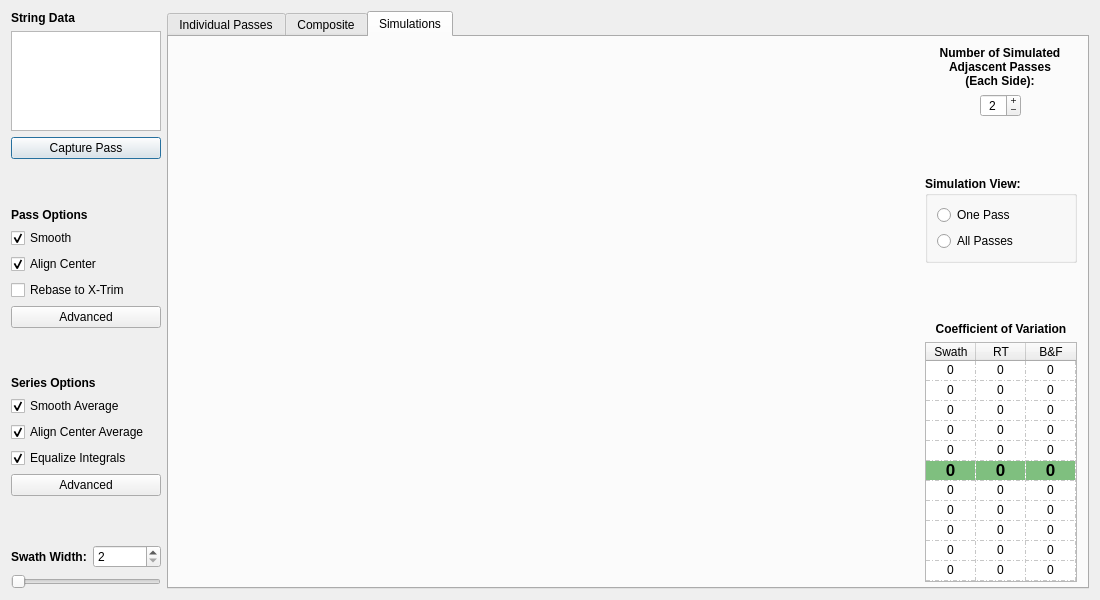
This is resources/stringMainWidget.ui in gill14/AccuPatt as Qt 5 draws it before an edit. The edited form follows.
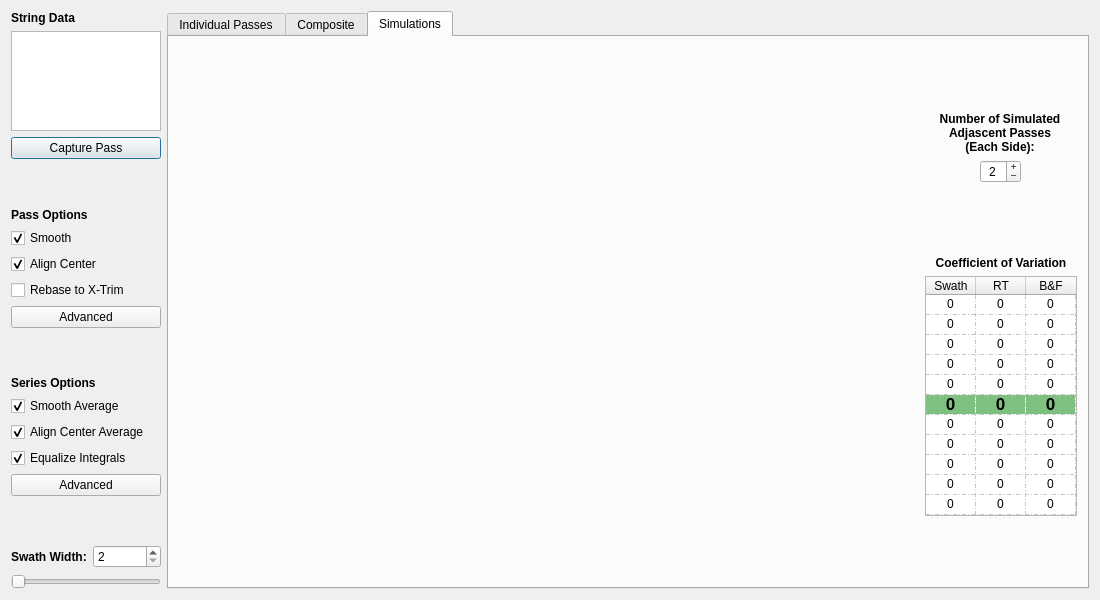
This is the edited form. The open tabs and pages were chosen to show the change. Custom widgets are drawn as their Qt base class.

What changed in the file:
```diff
--- a/resources/stringMainWidget.ui
+++ b/resources/stringMainWidget.ui
@@ -296,7 +296,7 @@
    <item>
     <widget class="QTabWidget" name="tabWidget">
      <property name="currentIndex">
-      <number>2</number>
+      <number>0</number>
      </property>
      <widget class="QWidget" name="tab">
       <attribute name="title">
@@ -410,6 +410,19 @@
        </item>
        <item>
         <layout class="QVBoxLayout" name="verticalLayout_33">
+         <item>
+          <spacer name="verticalSpacer_3">
+           <property name="orientation">
+            <enum>Qt::Vertical</enum>
+           </property>
+           <property name="sizeHint" stdset="0">
+            <size>
+             <width>20</width>
+             <height>40</height>
+            </size>
+           </property>
+          </spacer>
+         </item>
          <item>
           <widget class="QLabel" name="label_35">
            <property name="sizePolicy">
@@ -482,60 +495,6 @@
            </property>
           </widget>
          </item>
-         <item>
-          <spacer name="verticalSpacer_3">
-           <property name="orientation">
-            <enum>Qt::Vertical</enum>
-           </property>
-           <property name="sizeHint" stdset="0">
-            <size>
-             <width>20</width>
-             <height>40</height>
-            </size>
-           </property>
-          </spacer>
-         </item>
-         <item>
-          <widget class="QGroupBox" name="groupBox_3">
-           <property name="font">
-            <font>
-             <weight>75</weight>
-             <bold>true</bold>
-            </font>
-           </property>
-           <property name="title">
-            <string>Simulation View:</string>
-           </property>
-           <layout class="QVBoxLayout" name="verticalLayout_10">
-            <item>
-             <widget class="QRadioButton" name="radioButtonSimulationOne">
-              <property name="font">
-               <font>
-                <weight>50</weight>
-                <bold>false</bold>
-               </font>
-              </property>
-              <property name="text">
-               <string>One Pass</string>
-              </property>
-             </widget>
-            </item>
-            <item>
-             <widget class="QRadioButton" name="radioButtonSimulationAll">
-              <property name="font">
-               <font>
-                <weight>50</weight>
-                <bold>false</bold>
-               </font>
-              </property>
-              <property name="text">
-               <string>All Passes</string>
-              </property>
-             </widget>
-            </item>
-           </layout>
-          </widget>
-         </item>
          <item>
           <spacer name="verticalSpacer_11">
            <property name="orientation">
@@ -1039,6 +998,19 @@
            </item>
           </widget>
          </item>
+         <item>
+          <spacer name="verticalSpacer">
+           <property name="orientation">
+            <enum>Qt::Vertical</enum>
+           </property>
+           <property name="sizeHint" stdset="0">
+            <size>
+             <width>20</width>
+             <height>40</height>
+            </size>
+           </property>
+          </spacer>
+         </item>
         </layout>
        </item>
       </layout>
```
